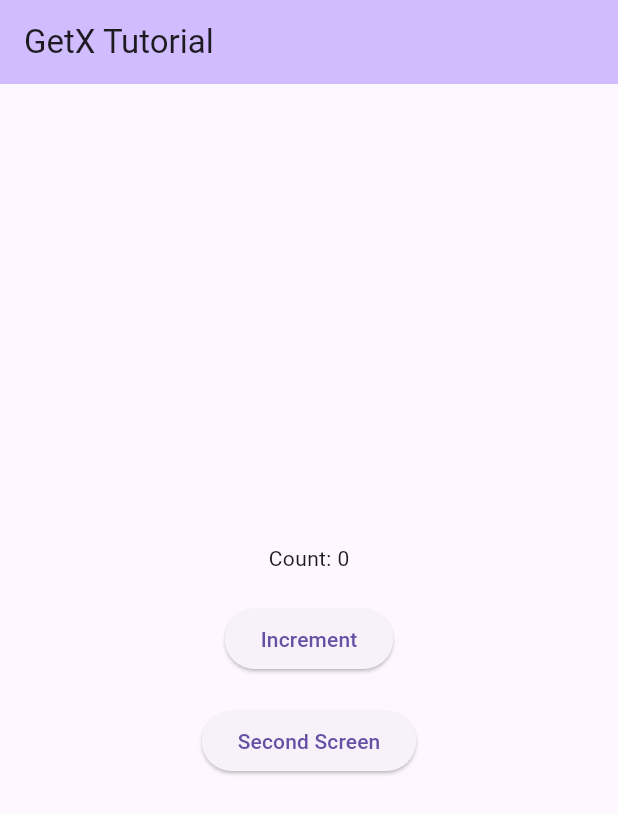
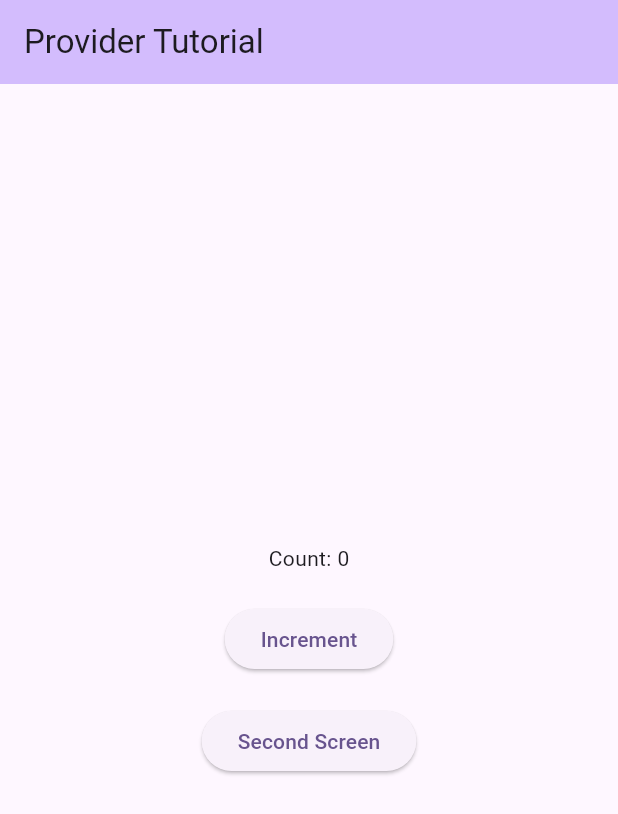
Before and after one commit to karthi-rt/flutter-state-management, a Flutter app: the screen it shows after launch, on a phone screen of 412 x 824 dp. Shown: the top 814 px of the screen. Run offline on Flutter 3.47's test engine with Material 3 defaults, Android fonts, the phone set to English and light mode, and no system bars; our stand-ins replace get.

Commit message:
Provider

```diff
--- a/lib/main.dart
+++ b/lib/main.dart
@@ -1,5 +1,8 @@
 import 'package:flutter/material.dart';
 import 'package:get/get.dart';
+import 'package:provider/provider.dart';
+import 'package:state_management/provider/provider_home.dart';
+import 'package:state_management/provider/service/provider_screen.dart';
 import 'getx/folder_structure/app/routes.dart';
 import 'getx/getx_feature.dart';
 import 'getx/counter_app/home_screen.dart';
@@ -8,22 +11,47 @@ void main() {
   runApp(const MyApp());
 }
 
+// For Provider wrap MaterialApp with ChangeNotifierProvider
 class MyApp extends StatelessWidget {
   const MyApp({super.key});
   @override
   Widget build(BuildContext context) {
-    // Wrap with GetMaterialApp
+    return ChangeNotifierProvider(
+      // for single provider class
+      create: (context) => ProviderScreen(),
+      child: MaterialApp(
+        debugShowCheckedModeBanner: false,
+        title: 'Flutter Demo',
+        theme: ThemeData(
+          primarySwatch: Colors.blue,
+          colorScheme: ColorScheme.fromSeed(seedColor: Colors.deepPurple),
+        ),
+        home: const ProviderHome(),
+      ),
+    );
+  }
+}
+
+// For Getx wrap with GetMaterialApp
+/*
+class MyApp extends StatelessWidget {
+  const MyApp({super.key});
+  @override
+  Widget build(BuildContext context) {
     return GetMaterialApp(
       debugShowCheckedModeBanner: false,
       title: 'Flutter Demo',
       theme: ThemeData(
-        primarySwatch: Colors.blue
-        // colorScheme: ColorScheme.fromSeed(seedColor: Colors.deepPurple),
+        primarySwatch: Colors.blue,
+        colorScheme: ColorScheme.fromSeed(seedColor: Colors.deepPurple),
       ),
-      home: const GetXPage(),
+      home: const ProviderHome(),
     );
   }
 }
+*/
+
+
 
 // For Folder Structure APP
 
--- /dev/null
+++ b/lib/provider/provider_home.dart
@@ -0,0 +1,55 @@
+import 'package:flutter/material.dart';
+import 'package:provider/provider.dart';
+import 'package:state_management/provider/second_screen.dart';
+import 'package:state_management/provider/service/provider_screen.dart';
+
+class ProviderHome extends StatefulWidget {
+  const ProviderHome({super.key});
+
+  @override
+  State<ProviderHome> createState() => _ProviderHomeState();
+}
+
+class _ProviderHomeState extends State<ProviderHome> {
+
+  @override
+  Widget build(BuildContext context) {
+
+    final provider = Provider.of<ProviderScreen>(context, listen: false);
+
+    return Scaffold(
+      appBar: AppBar(
+        backgroundColor: Theme.of(context).colorScheme.inversePrimary,
+        title: Text("Provider Tutorial"),
+      ),
+      body: Center(
+        child: Column(
+          mainAxisAlignment: MainAxisAlignment.center,
+          children: <Widget>[
+            // read data must have consumer
+            Consumer<ProviderScreen>(
+              builder: (context, prodvalue, child) {
+                return Text("Count: ${prodvalue.count}");
+              }
+            ),
+            SizedBox(height: 20),
+            ElevatedButton(
+              onPressed: () {
+                // for action use notifylistener with fun end
+                provider.increment();
+              },
+              child: Text("Increment"),
+            ),
+            SizedBox(height: 20),
+            ElevatedButton(
+              onPressed: () {
+                Navigator.push(context, MaterialPageRoute(builder: (context) => SecondScreen()));
+              },
+              child: Text("Second Screen"),
+            ),
+          ],
+        ),
+      ),
+    );
+  }
+}
--- /dev/null
+++ b/lib/provider/service/provider_screen.dart
@@ -0,0 +1,15 @@
+import 'package:flutter/material.dart';
+
+class ProviderScreen extends ChangeNotifier{
+  int count = 0;
+
+  void increment() {
+    count++;
+    notifyListeners(); // fastup the function call
+  }
+
+  void decrement() {
+    count--;
+    notifyListeners();
+  }
+}
--- a/pubspec.yaml
+++ b/pubspec.yaml
@@ -34,7 +34,11 @@ dependencies:
   # The following adds the Cupertino Icons font to your application.
   # Use with the CupertinoIcons class for iOS style icons.
   cupertino_icons: ^1.0.8
+
+  #GetX
   get: ^4.7.2
+  #Provider
+  provider: ^6.1.4
 
 dev_dependencies:
   flutter_test:
```
Also changed, not shown: lib/provider/second_screen.dart (added, +57 -0 lines), pubspec.lock.
